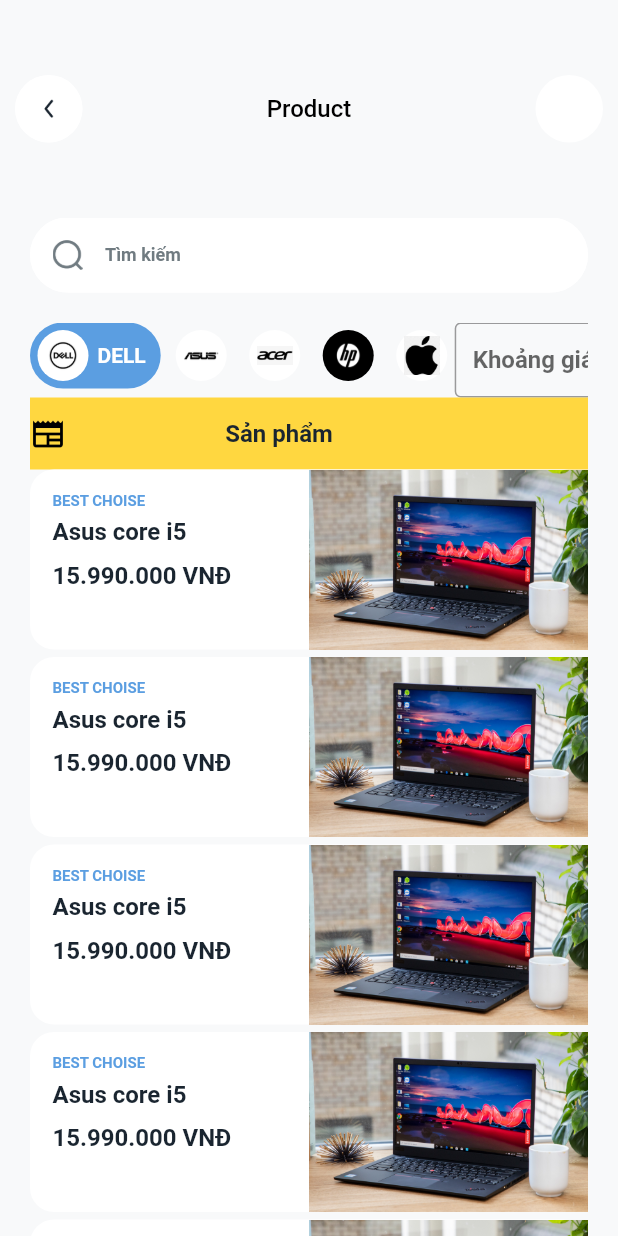
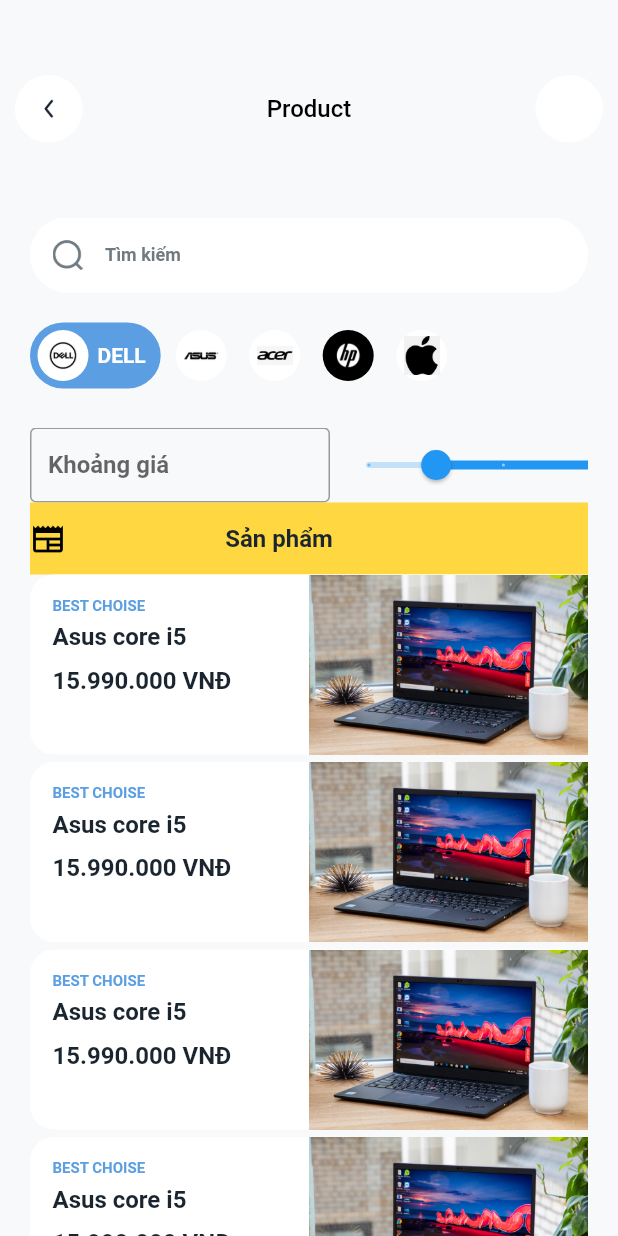
Before and after one commit to hohuyluat123/LTDDNC, a Flutter app: the SearchScreen screen opened directly, on a phone screen of 412 x 824 dp. Run offline on Flutter 3.47's test engine with Material 2 defaults, Android fonts, the phone set to English and light mode, and no system bars; drawn by our look-alikes of flutter_bounce; our stand-ins replace carousel_slider, dio, fl_chart, flutter_zoom_drawer, get, image_picker and 2 more; network calls fail; Roboto replaces fonts that are missing (airbnb).

Commit message:
search price

```diff
--- a/lib/View/brands.dart
+++ b/lib/View/brands.dart
@@ -20,7 +20,7 @@ class _BrandsState extends State<Brands> {
   final TextEditingController _controller = TextEditingController();
   @override
   Widget build(BuildContext context) {
-    return  ListView(
+    return ListView(
       scrollDirection: Axis.horizontal,
       children: [
         Stack(
@@ -241,49 +241,6 @@ class _BrandsState extends State<Brands> {
             ),
           ],
         ),
-        SizedBox(
-          // <-- SEE HERE
-            width: 200,
-            height: 20,
-            child: TextFormField(
-                readOnly: true,
-                style: const TextStyle(
-                  color: Colors.black,
-                  fontWeight: FontWeight.bold,
-                ),
-
-                controller: _controller,
-                decoration: const InputDecoration(
-                  border: OutlineInputBorder(),
-                  hintText: "Khoảng giá",
-                  labelText: 'Khoảng giá',
-                  floatingLabelAlignment: FloatingLabelAlignment.start,
-                  floatingLabelStyle: TextStyle(
-                    color: Colors.amber,
-                    fontSize: 8,
-                  ),
-                )
-            )),
-        Container(
-          width: 500,
-          child: RangeSlider(
-            min: 0.0,
-            max: 50.0,
-            divisions: 5,
-            labels: RangeLabels(
-              _startValue.round().toString() + 'Triệu',
-              _endValue.round().toString() + 'Triệu',
-            ),
-            values: RangeValues(_startValue , _endValue ),
-            onChanged: (values) {
-              setState(() {
-                _startValue = values.start ;
-                _endValue = values.end ;
-                _controller.text = ' $_startValue Triệu - $_endValue Triệu';
-              });
-            },
-          ),
-        ),
         const SizedBox(
           height: 20.0,
         ),
--- a/lib/View/home_page.dart
+++ b/lib/View/home_page.dart
@@ -4,6 +4,7 @@ import 'package:dio/dio.dart';
 import 'package:flutter/material.dart';
 import 'package:flutter_bounce/flutter_bounce.dart';
 import 'package:flutter_zoom_drawer/flutter_zoom_drawer.dart';
+import 'package:ltddnc_nhom04_k19/View/price.dart';
 import 'package:ltddnc_nhom04_k19/View/profile.dart';
 import 'package:carousel_slider/carousel_slider.dart';
 import 'package:ltddnc_nhom04_k19/controller/LaptopController.dart';
@@ -183,6 +184,14 @@ class _HomePageState extends State<HomePage> {
                 width: double.infinity,
                 height: 50.0,
                 child: Brands(),
+              ),
+              const SizedBox(
+                height: 20.0,
+              ),
+              const SizedBox(
+                width: double.infinity,
+                height: 50.0,
+                child: Price(),
               ),
               const SizedBox(
                 height: 20.0,
--- /dev/null
+++ b/lib/View/price.dart
@@ -0,0 +1,85 @@
+// ignore_for_file: depend_on_referenced_packages
+
+import 'package:flutter/material.dart';
+import 'package:flutter_bounce/flutter_bounce.dart';
+
+import '../Styles/color.dart';
+import '../Styles/font_styles.dart';
+
+class Price extends StatefulWidget {
+  const Price({Key? key}) : super(key: key);
+
+  @override
+  State<Price> createState() => _PriceState();
+}
+
+class _PriceState extends State<Price> {
+  int currentIndex = 0;
+  double _startValue =5;
+  double _endValue =25;
+  final TextEditingController _controller = TextEditingController();
+  @override
+  Widget build(BuildContext context) {
+    return ListView(
+      scrollDirection: Axis.horizontal,
+      children: [
+        SizedBox(
+          // <-- SEE HERE
+            width: 200,
+            height: 20,
+            child: TextFormField(
+                readOnly: true,
+                style: const TextStyle(
+                  color: Colors.black,
+                  fontWeight: FontWeight.bold,
+                ),
+
+                controller: _controller,
+                decoration: const InputDecoration(
+                  border: OutlineInputBorder(),
+                  hintText: "Khoảng giá",
+                  labelText: 'Khoảng giá',
+                  floatingLabelAlignment: FloatingLabelAlignment.start,
+                  floatingLabelStyle: TextStyle(
+                    color: Colors.amber,
+                    fontSize: 8,
+                  ),
+                )
+            )),
+        Container(
+          width: 500,
+          child: RangeSlider(
+            min: 0.0,
+            max: 50.0,
+            divisions: 5,
+            labels: RangeLabels(
+              _startValue.round().toString() + 'Triệu',
+              _endValue.round().toString() + 'Triệu',
+            ),
+            values: RangeValues(_startValue , _endValue ),
+            onChanged: (values) {
+              setState(() {
+                _startValue = values.start ;
+                _endValue = values.end ;
+                _controller.text = ' $_startValue Triệu - $_endValue Triệu';
+              });
+            },
+          ),
+        ),
+        const SizedBox(
+          height: 20.0,
+        ),
+        ElevatedButton(  child: Row (
+          children: [
+            Icon(Icons.search_off_rounded),
+            Text("Lọc sản phẩm"),
+
+          ],
+        ) ,
+          onPressed: () {
+
+          },)
+      ],
+    );
+  }
+}
--- a/lib/View/search_sreen.dart
+++ b/lib/View/search_sreen.dart
@@ -1,4 +1,5 @@
 import 'package:flutter/material.dart';
+import 'package:ltddnc_nhom04_k19/View/price.dart';
 
 import '../Styles/color.dart';
 import '../Styles/font_styles.dart';
@@ -115,6 +116,14 @@ class _SearchScreenState extends State<SearchScreen> {
               height: 50.0,
               child: Brands(),
             ),
+            const SizedBox(
+              height: 20.0,
+            ),
+            const SizedBox(
+              width: double.infinity,
+              height: 50.0,
+              child: Price(),
+            ),
             // RangeSlider(
             //   min: 0.0,
             //   max: 100.0,
```
